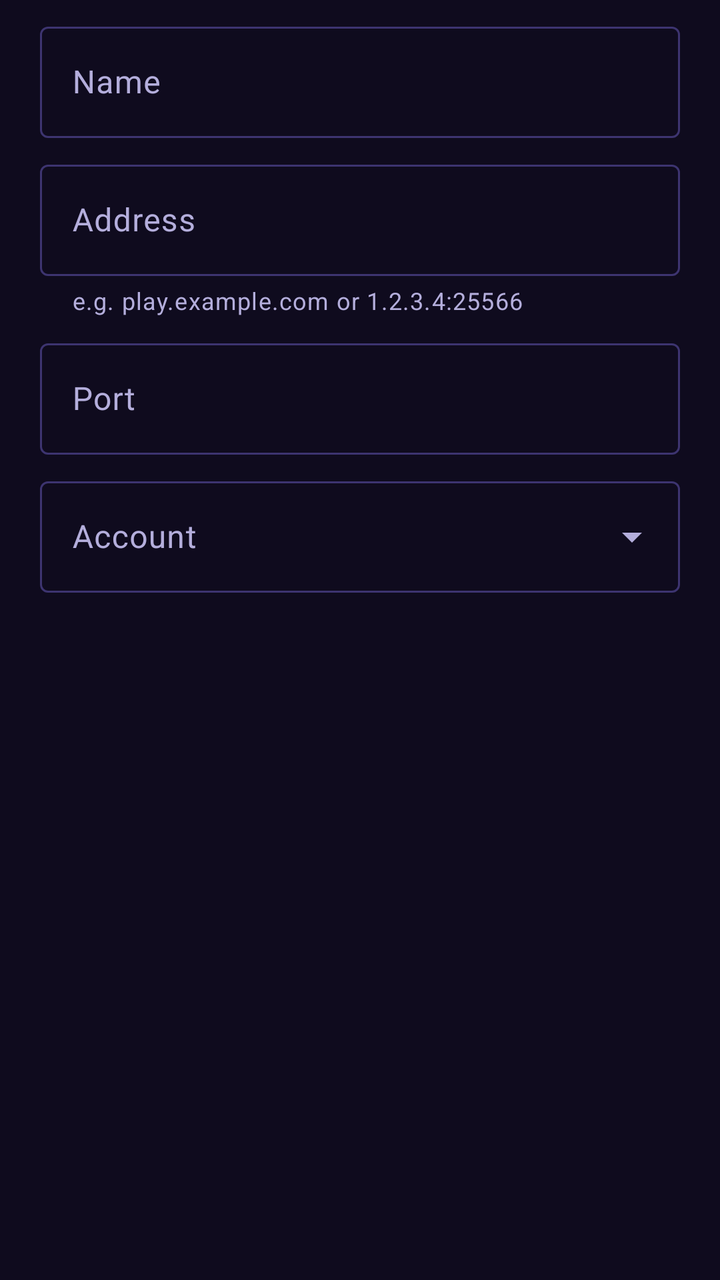
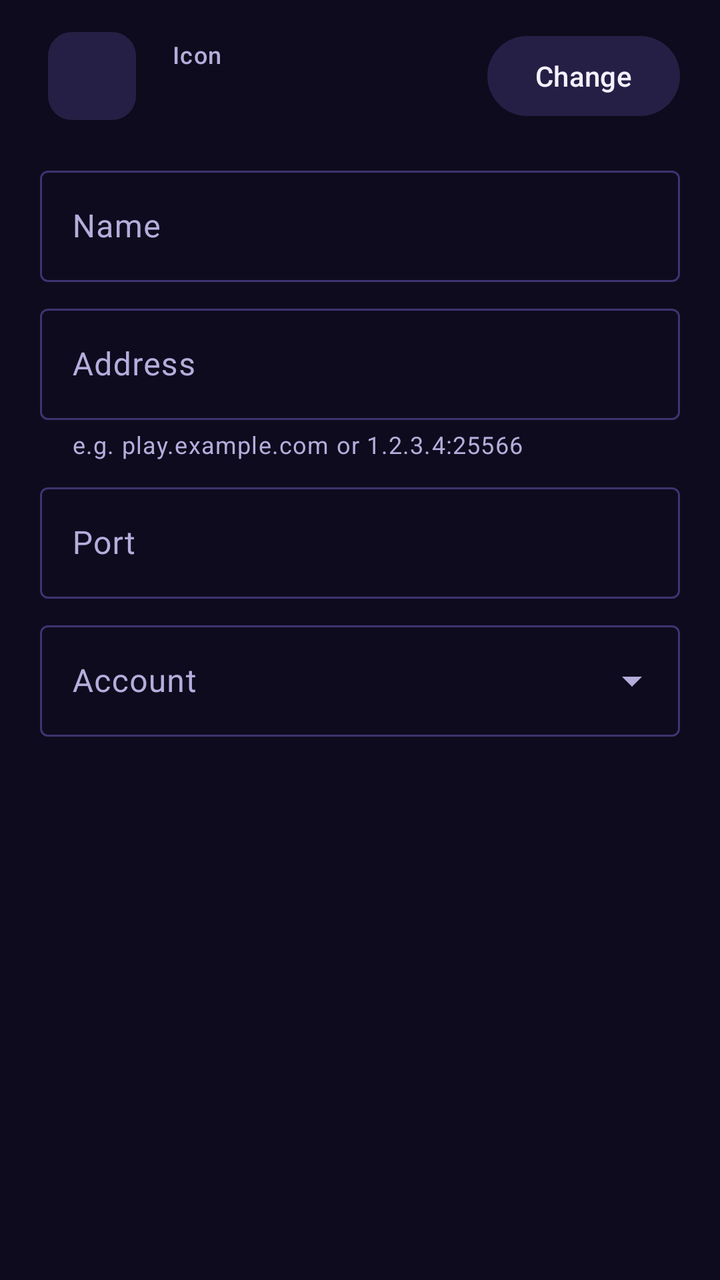

Screens rendered from an Android XML layout before and after an edit, with the pre-edit source and the edit as a unified diff.
<!-- AndroidManifest.xml: application theme Theme.Quantum -->
<!-- res/layout/dialog_afk_server.xml -->
<?xml version="1.0" encoding="utf-8"?>
<ScrollView xmlns:android="http://schemas.android.com/apk/res/android"
    xmlns:app="http://schemas.android.com/apk/res-auto"
    android:layout_width="match_parent"
    android:layout_height="wrap_content">

    <LinearLayout
        android:layout_width="match_parent"
        android:layout_height="wrap_content"
        android:orientation="vertical"
        android:paddingHorizontal="20dp"
        android:paddingTop="8dp">

        <com.google.android.material.textfield.TextInputLayout
            android:id="@+id/name_layout"
            style="?attr/textInputOutlinedStyle"
            android:layout_width="match_parent"
            android:layout_height="wrap_content"
            android:hint="@string/afk_server_name">

            <com.google.android.material.textfield.TextInputEditText
                android:id="@+id/name"
                android:layout_width="match_parent"
                android:layout_height="wrap_content"
                android:inputType="text"
                android:maxLines="1" />
        </com.google.android.material.textfield.TextInputLayout>

        <com.google.android.material.textfield.TextInputLayout
            android:id="@+id/address_layout"
            style="?attr/textInputOutlinedStyle"
            android:layout_width="match_parent"
            android:layout_height="wrap_content"
            android:layout_marginTop="8dp"
            android:hint="@string/afk_server_address"
            app:helperText="@string/afk_server_address_help">

            <com.google.android.material.textfield.TextInputEditText
                android:id="@+id/address"
                android:layout_width="match_parent"
                android:layout_height="wrap_content"
                android:inputType="textUri"
                android:maxLines="1" />
        </com.google.android.material.textfield.TextInputLayout>

        <com.google.android.material.textfield.TextInputLayout
            android:id="@+id/port_layout"
            style="?attr/textInputOutlinedStyle"
            android:layout_width="match_parent"
            android:layout_height="wrap_content"
            android:layout_marginTop="8dp"
            android:hint="@string/afk_server_port">

            <com.google.android.material.textfield.TextInputEditText
                android:id="@+id/port"
                android:layout_width="match_parent"
                android:layout_height="wrap_content"
                android:inputType="number"
                android:maxLength="5"
                android:maxLines="1" />
        </com.google.android.material.textfield.TextInputLayout>

        <com.google.android.material.textfield.TextInputLayout
            android:id="@+id/account_layout"
            style="?attr/textInputOutlinedExposedDropdownMenuStyle"
            android:layout_width="match_parent"
            android:layout_height="wrap_content"
            android:layout_marginTop="8dp"
            android:hint="@string/account">

            <com.google.android.material.textfield.MaterialAutoCompleteTextView
                android:id="@+id/account"
                android:layout_width="match_parent"
                android:layout_height="wrap_content"
                android:inputType="none" />
        </com.google.android.material.textfield.TextInputLayout>
    </LinearLayout>
</ScrollView>
<!-- resources referenced by this layout -->
<resources>
  <string name="account">Account</string>
  <string name="afk_server_address">Address</string>
  <string name="afk_server_address_help">e.g. play.example.com or 1.2.3.4:25566</string>
  <string name="afk_server_name">Name</string>
  <string name="afk_server_port">Port</string>
  <style name="Theme.Quantum" parent="Theme.Quantum.Base" />
  <color name="brand">#2EE6D6</color>
  <color name="on_brand">#04201F</color>
  <color name="brand_deep">#0F8F9A</color>
  <color name="text_primary">#F4F1FF</color>
  <color name="accent">#B794FF</color>
  <color name="surface_high">#261F45</color>
  <color name="error">#FF6B7A</color>
  <color name="bg">#0F0B1E</color>
  <color name="surface">#1A1530</color>
  <color name="text_secondary">#B4AEDC</color>
  <color name="outline">#3D3470</color>
  <style name="Widget.Quantum.Card" parent="Widget.Material3.CardView.Filled">
          <item name="cardBackgroundColor">@color/surface</item>
          <item name="cardCornerRadius">20dp</item>
          <item name="strokeWidth">1dp</item>
          <item name="strokeColor">@color/outline</item>
      </style>
  <style name="ThemeOverlay.Quantum.BottomSheet" parent="ThemeOverlay.Material3.BottomSheetDialog">
          <item name="bottomSheetStyle">@style/Widget.Quantum.BottomSheet</item>
      </style>
  <style name="PreferenceThemeOverlay.Quantum" parent="PreferenceThemeOverlay">
          <item name="preferenceCategoryTitleTextAppearance">@style/TextAppearance.Quantum.Category</item>
      </style>
  <style name="Widget.Quantum.BottomSheet" parent="Widget.Material3.BottomSheet.Modal">
          <item name="backgroundTint">@color/surface</item>
      </style>
  <style name="TextAppearance.Quantum.Category" parent="TextAppearance.Material3.LabelLarge">
          <item name="android:textColor">@color/accent</item>
          <item name="android:letterSpacing">0.06</item>
          <item name="android:textStyle">bold</item>
      </style>
  <!-- unchanged entries left out for length: 1 -->
</resources>

<!-- the commit's change to res/layout/dialog_afk_server.xml (unified diff, before → after) -->
@@ -10,6 +10,54 @@
         android:orientation="vertical"
         android:paddingHorizontal="20dp"
         android:paddingTop="8dp">
+
+        <LinearLayout
+            android:id="@+id/icon_row"
+            android:layout_width="match_parent"
+            android:layout_height="wrap_content"
+            android:layout_marginBottom="12dp"
+            android:background="?attr/selectableItemBackground"
+            android:gravity="center_vertical"
+            android:orientation="horizontal"
+            android:paddingVertical="4dp">
+
+            <com.google.android.material.imageview.ShapeableImageView
+                android:id="@+id/icon_preview"
+                android:layout_width="52dp"
+                android:layout_height="52dp"
+                android:background="@drawable/bg_icon_tile"
+                android:padding="4dp"
+                android:scaleType="fitCenter"
+                app:shapeAppearanceOverlay="@style/ShapeAppearance.Quantum.Avatar" />
+
+            <LinearLayout
+                android:layout_width="0dp"
+                android:layout_height="wrap_content"
+                android:layout_marginStart="14dp"
+                android:layout_weight="1"
+                android:orientation="vertical">
+
+                <TextView
+                    android:layout_width="wrap_content"
+                    android:layout_height="wrap_content"
+                    android:text="@string/afk_icon"
+                    android:textAppearance="?attr/textAppearanceLabelMedium"
+                    android:textColor="@color/text_secondary" />
+
+                <TextView
+                    android:id="@+id/icon_name"
+                    android:layout_width="wrap_content"
+                    android:layout_height="wrap_content"
+                    android:textAppearance="?attr/textAppearanceBodyLarge" />
+            </LinearLayout>
+
+            <com.google.android.material.button.MaterialButton
+                android:id="@+id/icon_change"
+                style="@style/Widget.Material3.Button.TonalButton"
+                android:layout_width="wrap_content"
+                android:layout_height="wrap_content"
+                android:text="@string/afk_icon_change" />
+        </LinearLayout>
 
         <com.google.android.material.textfield.TextInputLayout
             android:id="@+id/name_layout"
<!-- resource entries referenced after the edit -->
@@ -1,10 +1,16 @@
 <!-- resources referenced by this layout -->
 <resources>
   <string name="account">Account</string>
+  <string name="afk_icon">Icon</string>
+  <string name="afk_icon_change">Change</string>
   <string name="afk_server_address">Address</string>
   <string name="afk_server_address_help">e.g. play.example.com or 1.2.3.4:25566</string>
   <string name="afk_server_name">Name</string>
   <string name="afk_server_port">Port</string>
+  <style name="ShapeAppearance.Quantum.Avatar" parent="">
+          <item name="cornerFamily">rounded</item>
+          <item name="cornerSize">12dp</item>
+      </style>
   <style name="Theme.Quantum" parent="Theme.Quantum.Base" />
   <color name="brand">#2EE6D6</color>
   <color name="on_brand">#04201F</color>
@@ -16,6 +22,12 @@
   <color name="bg">#0F0B1E</color>
   <color name="surface">#1A1530</color>
   <color name="text_secondary">#B4AEDC</color>
+  <!-- drawable bg_icon_tile (drawable) -->
+  <?xml version="1.0" encoding="utf-8"?>
+  <shape xmlns:android="http://schemas.android.com/apk/res/android">
+      <corners android:radius="12dp" />
+      <solid android:color="@color/surface_high" />
+  </shape>
   <color name="outline">#3D3470</color>
   <style name="Widget.Quantum.Card" parent="Widget.Material3.CardView.Filled">
           <item name="cardBackgroundColor">@color/surface</item>
